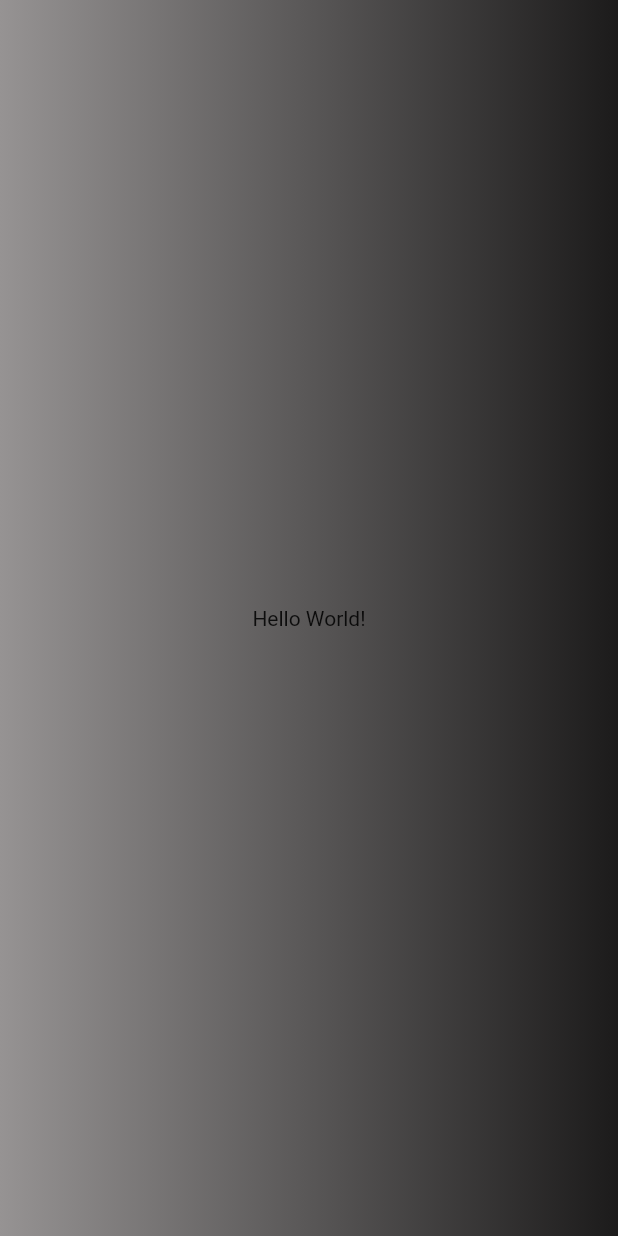
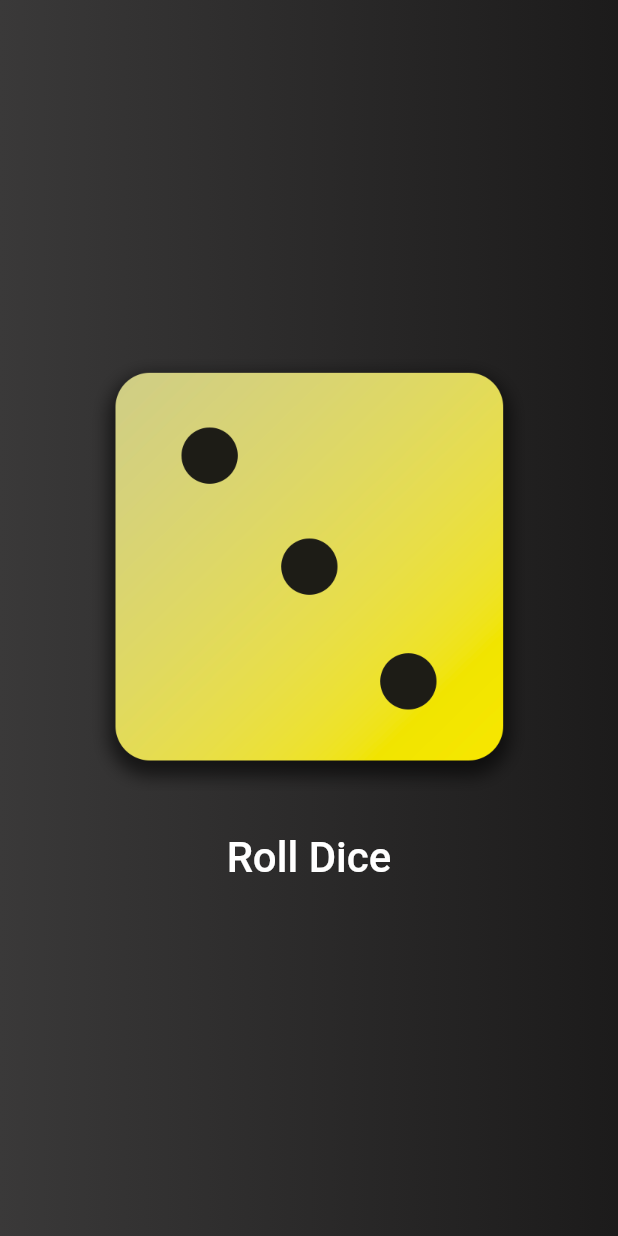
Before and after one commit to Khushi-M-0521/Flutter_Basic_Apps, a Flutter app: the screen it shows after launch, on a phone screen of 412 x 824 dp. Run offline on Flutter 3.47's test engine with Material 2 defaults, Android fonts, the phone set to English and light mode, and no system bars.

Commit message:
developed RollDice App

```diff
--- /dev/null
+++ b/dice/lib/dice_roller.dart
@@ -0,0 +1,45 @@
+import 'package:dice/styled_text.dart';
+import 'package:flutter/material.dart';
+import 'dart:math';
+
+final randomizer=Random();
+
+class DiceRoller extends StatefulWidget{
+  const DiceRoller({super.key});
+
+  @override
+  State<DiceRoller> createState() {
+    return _DiceRollerState();
+  }
+}
+
+class _DiceRollerState extends State<DiceRoller>{
+
+  var currDiceRoll=3;
+
+  void rollDice() {
+    setState(() {
+      currDiceRoll = randomizer.nextInt(6)+1;
+    });
+  }
+
+  @override
+  Widget build(BuildContext context) {
+    return Column(
+          mainAxisSize: MainAxisSize.min,
+          children: [
+            Image.asset(
+              "assests/dice-images/dice-$currDiceRoll.png",
+              width: 300,
+            ),
+            const SizedBox(height: 20,),//an alternative to padding
+            TextButton(
+              onPressed: rollDice,
+              //style:TextButton.styleFrom(padding: const EdgeInsets.only(top: 20)),
+              child: const StyledText('Roll Dice'),
+            )
+          ],
+        );
+  }
+
+}
--- /dev/null
+++ b/dice/lib/gradient_container.dart
@@ -0,0 +1,27 @@
+//import 'package:dice/styled_text.dart';
+import 'package:dice/dice_roller.dart';
+import 'package:flutter/material.dart';
+
+class GradientContainer extends StatelessWidget {
+   const GradientContainer({super.key, required this.clr});
+  //GradientContainer({key}):super(key:key);
+
+  final List<Color> clr;
+
+
+  @override
+  Widget build(BuildContext context) {
+    return Container(
+      decoration: BoxDecoration(
+        gradient: LinearGradient(
+          colors: clr,
+          begin: Alignment.centerRight,
+          end: Alignment.centerLeft,
+        ),
+      ),
+      child: const Center(
+        child: DiceRoller(),
+      ),
+    );
+  }
+}
--- a/dice/lib/main.dart
+++ b/dice/lib/main.dart
@@ -1,23 +1,15 @@
+import 'package:dice/gradient_container.dart';
 import 'package:flutter/material.dart';
 
 void main() {
   runApp(
-    MaterialApp(
+     const MaterialApp(
+      debugShowCheckedModeBanner: false,
       home: Scaffold(
-        body: Container(
-          decoration: const BoxDecoration(
-            gradient: LinearGradient(colors: [
-              Color.fromARGB(255, 28, 27, 27),
-              Color.fromARGB(255, 150, 147, 147),
-            ],
-            begin: Alignment.centerRight,
-            end: Alignment.centerLeft,
-            ),
-          ),
-          child: const Center(
-            child: Text('Hello World!'),
-          ),
-        ),
+        body: GradientContainer(clr:  [
+                Color.fromARGB(255, 28, 27, 27),
+                Color.fromARGB(255, 58, 57, 57),
+              ]),
       ),
     ),
   );
--- /dev/null
+++ b/dice/lib/styled_text.dart
@@ -0,0 +1,19 @@
+import 'package:flutter/material.dart';
+
+//var text='Hello World!!';
+//const text='Hello World!!'; compiled time constatnt
+//final text='Hello World!!'; NOT compiled time constatnt but can be set once
+
+class StyledText extends StatelessWidget{
+  //StyledText(String text, {super.key}):txt=text;
+  const StyledText(this.txt, {super.key});
+  final String txt;
+
+  @override
+  Widget build(BuildContext context) {
+    return Text(txt,
+          style: const TextStyle(color: Colors.white,
+          fontSize: 28),
+        );
+  }
+}
```
Also changed, not shown: dice/pubspec.yaml (+7 -3 lines), dice/assests/dice-images/dice-1.png (added), dice/assests/dice-images/dice-2.png (added), dice/assests/dice-images/dice-3.png (added), dice/assests/dice-images/dice-4.png (added), dice/assests/dice-images/dice-5.png (added), dice/assests/dice-images/dice-6.png (added).
